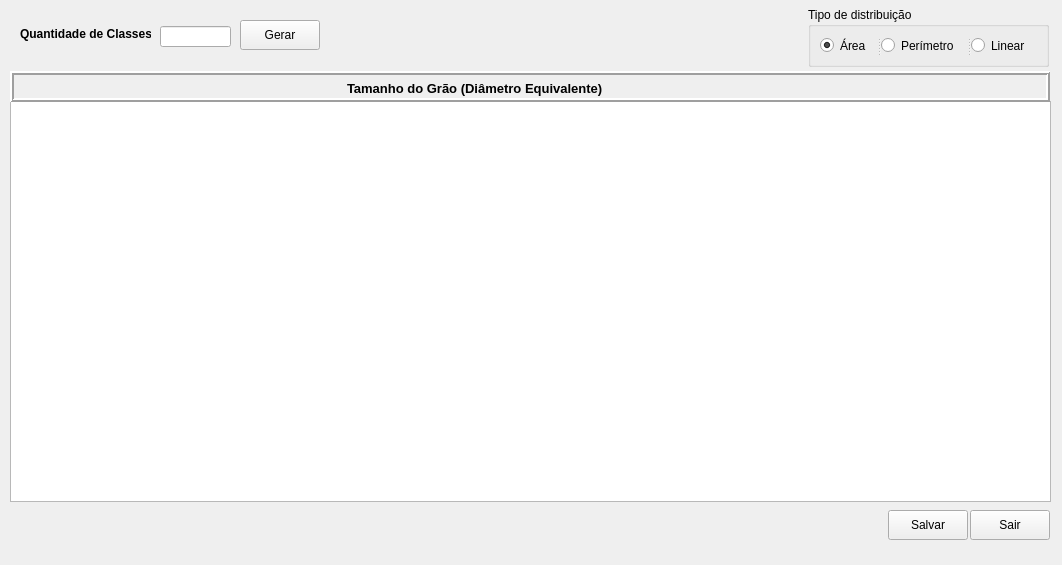
lucassimao/Simulacao-Estereologica, file forms/distribuicaoDeInterceptos.ui: the form before one commit.
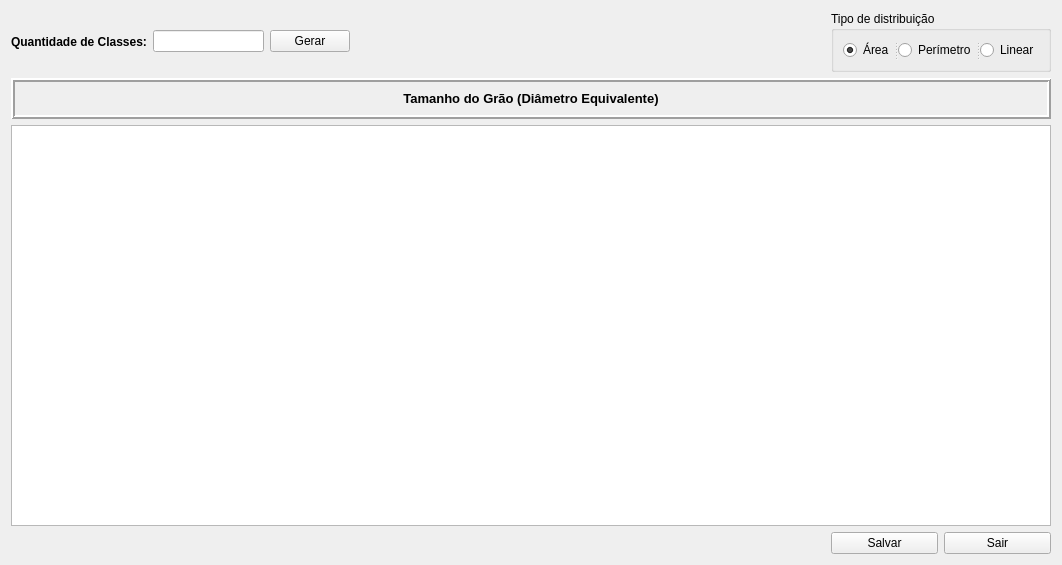
The form after the commit.

```diff
--- a/forms/distribuicaoDeInterceptos.ui
+++ b/forms/distribuicaoDeInterceptos.ui
@@ -16,15 +16,9 @@
   <property name="windowTitle">
    <string>Distribuição de interceptos</string>
   </property>
+  <layout class="QGridLayout" name="gridLayout">
+   <item row="0" column="0">
   <widget class="QLabel" name="label">
-   <property name="geometry">
-    <rect>
-     <x>20</x>
-     <y>26</y>
-     <width>131</width>
-     <height>16</height>
-    </rect>
-   </property>
    <property name="font">
     <font>
      <weight>75</weight>
@@ -35,144 +29,16 @@
     <string>Quantidade de Classes:</string>
    </property>
   </widget>
+   </item>
+   <item row="0" column="1">
   <widget class="QLineEdit" name="textQtdeClassesDeIntercepto">
-   <property name="geometry">
-    <rect>
-     <x>160</x>
-     <y>26</y>
-     <width>71</width>
-     <height>21</height>
-    </rect>
-   </property>
    <property name="text">
     <string/>
    </property>
   </widget>
-  <widget class="QPushButton" name="btnSalvar">
-   <property name="geometry">
-    <rect>
-     <x>888</x>
-     <y>510</y>
-     <width>80</width>
-     <height>30</height>
-    </rect>
-   </property>
-   <property name="cursor">
-    <cursorShape>PointingHandCursor</cursorShape>
-   </property>
-   <property name="text">
-    <string>Salvar</string>
-   </property>
-   <property name="autoDefault">
-    <bool>false</bool>
-   </property>
-  </widget>
-  <widget class="QPushButton" name="btnSair">
-   <property name="geometry">
-    <rect>
-     <x>970</x>
-     <y>510</y>
-     <width>80</width>
-     <height>30</height>
-    </rect>
-   </property>
-   <property name="cursor">
-    <cursorShape>PointingHandCursor</cursorShape>
-   </property>
-   <property name="text">
-    <string>Sair</string>
-   </property>
-   <property name="autoDefault">
-    <bool>false</bool>
-   </property>
-  </widget>
-  <widget class="QTableView" name="tableDistribuicao">
-   <property name="geometry">
-    <rect>
-     <x>10</x>
-     <y>101</y>
-     <width>1041</width>
-     <height>401</height>
-    </rect>
-   </property>
-   <property name="frameShape">
-    <enum>QFrame::StyledPanel</enum>
-   </property>
-   <property name="frameShadow">
-    <enum>QFrame::Sunken</enum>
-   </property>
-   <property name="cornerButtonEnabled">
-    <bool>true</bool>
-   </property>
-  </widget>
-  <widget class="QPushButton" name="btnGerarDistribuicao">
-   <property name="geometry">
-    <rect>
-     <x>240</x>
-     <y>20</y>
-     <width>80</width>
-     <height>30</height>
-    </rect>
-   </property>
-   <property name="cursor">
-    <cursorShape>PointingHandCursor</cursorShape>
-   </property>
-   <property name="text">
-    <string>Gerar</string>
-   </property>
-   <property name="autoDefault">
-    <bool>false</bool>
-   </property>
-  </widget>
-  <widget class="QFrame" name="frame">
-   <property name="geometry">
-    <rect>
-     <x>10</x>
-     <y>71</y>
-     <width>1040</width>
-     <height>31</height>
-    </rect>
-   </property>
-   <property name="frameShape">
-    <enum>QFrame::Box</enum>
-   </property>
-   <property name="frameShadow">
-    <enum>QFrame::Raised</enum>
-   </property>
-   <property name="lineWidth">
-    <number>2</number>
-   </property>
-   <widget class="QLabel" name="label_2">
-    <property name="geometry">
-     <rect>
-      <x>337</x>
-      <y>9</y>
-      <width>361</width>
-      <height>16</height>
-     </rect>
-    </property>
-    <property name="font">
-     <font>
-      <family>Arial</family>
-      <pointsize>10</pointsize>
-      <weight>75</weight>
-      <bold>true</bold>
-     </font>
-    </property>
-    <property name="text">
-     <string>Tamanho do Grão (Diâmetro Equivalente)</string>
-    </property>
-   </widget>
-  </widget>
+   </item>
+   <item row="0" column="8" colspan="2">
   <widget class="QGroupBox" name="groupBox">
-   <property name="geometry">
-    <rect>
-     <x>808</x>
-     <y>7</y>
-     <width>241</width>
-     <height>60</height>
-    </rect>
-   </property>
    <property name="title">
     <string>Tipo de distribuição</string>
    </property>
@@ -204,6 +70,145 @@
     </item>
    </layout>
   </widget>
+   </item>
+   <item row="1" column="0" colspan="10">
+    <widget class="QFrame" name="frame">
+     <property name="frameShape">
+      <enum>QFrame::Box</enum>
+     </property>
+     <property name="frameShadow">
+      <enum>QFrame::Raised</enum>
+     </property>
+     <property name="lineWidth">
+      <number>2</number>
+     </property>
+     <layout class="QGridLayout" name="gridLayout_2">
+      <item row="0" column="0">
+       <widget class="QLabel" name="label_2">
+        <property name="font">
+         <font>
+          <family>Arial</family>
+          <pointsize>10</pointsize>
+          <weight>75</weight>
+          <bold>true</bold>
+         </font>
+        </property>
+        <property name="text">
+         <string>Tamanho do Grão (Diâmetro Equivalente)</string>
+        </property>
+        <property name="alignment">
+         <set>Qt::AlignCenter</set>
+        </property>
+       </widget>
+      </item>
+     </layout>
+    </widget>
+   </item>
+   <item row="3" column="0" colspan="10">
+    <widget class="QTableView" name="tableDistribuicao">
+     <property name="frameShape">
+      <enum>QFrame::StyledPanel</enum>
+     </property>
+     <property name="frameShadow">
+      <enum>QFrame::Sunken</enum>
+     </property>
+     <property name="cornerButtonEnabled">
+      <bool>true</bool>
+     </property>
+    </widget>
+   </item>
+   <item row="4" column="8">
+    <widget class="QPushButton" name="btnSalvar">
+     <property name="cursor">
+      <cursorShape>PointingHandCursor</cursorShape>
+     </property>
+     <property name="text">
+      <string>Salvar</string>
+     </property>
+     <property name="autoDefault">
+      <bool>false</bool>
+     </property>
+    </widget>
+   </item>
+   <item row="4" column="9">
+    <widget class="QPushButton" name="btnSair">
+     <property name="cursor">
+      <cursorShape>PointingHandCursor</cursorShape>
+     </property>
+     <property name="text">
+      <string>Sair</string>
+     </property>
+     <property name="autoDefault">
+      <bool>false</bool>
+     </property>
+    </widget>
+   </item>
+   <item row="0" column="3">
+    <spacer name="horizontalSpacer">
+     <property name="orientation">
+      <enum>Qt::Horizontal</enum>
+     </property>
+     <property name="sizeHint" stdset="0">
+      <size>
+       <width>40</width>
+       <height>20</height>
+      </size>
+     </property>
+    </spacer>
+   </item>
+   <item row="0" column="4">
+    <spacer name="horizontalSpacer_2">
+     <property name="orientation">
+      <enum>Qt::Horizontal</enum>
+     </property>
+     <property name="sizeHint" stdset="0">
+      <size>
+       <width>40</width>
+       <height>20</height>
+      </size>
+     </property>
+    </spacer>
+   </item>
+   <item row="0" column="5">
+    <spacer name="horizontalSpacer_3">
+     <property name="orientation">
+      <enum>Qt::Horizontal</enum>
+     </property>
+     <property name="sizeHint" stdset="0">
+      <size>
+       <width>40</width>
+       <height>20</height>
+      </size>
+     </property>
+    </spacer>
+   </item>
+   <item row="0" column="6">
+    <spacer name="horizontalSpacer_4">
+     <property name="orientation">
+      <enum>Qt::Horizontal</enum>
+     </property>
+     <property name="sizeHint" stdset="0">
+      <size>
+       <width>40</width>
+       <height>20</height>
+      </size>
+     </property>
+    </spacer>
+   </item>
+   <item row="0" column="2">
+    <widget class="QPushButton" name="btnGerarDistribuicao">
+     <property name="cursor">
+      <cursorShape>PointingHandCursor</cursorShape>
+     </property>
+     <property name="text">
+      <string>Gerar</string>
+     </property>
+     <property name="autoDefault">
+      <bool>false</bool>
+     </property>
+    </widget>
+   </item>
+  </layout>
  </widget>
  <resources>
   <include location="resources.qrc"/>
```
Lines whose indentation alone changed are shown as unchanged.
